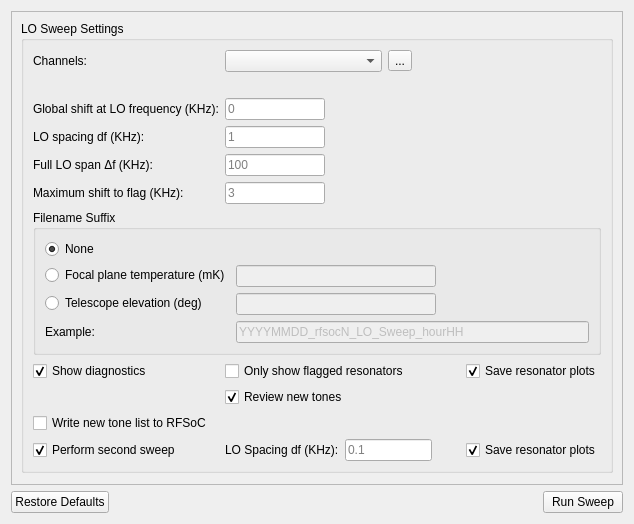
Old version of the form ui_resources/loconfig.ui in the repository Tyronitar/rfsoc-interface.
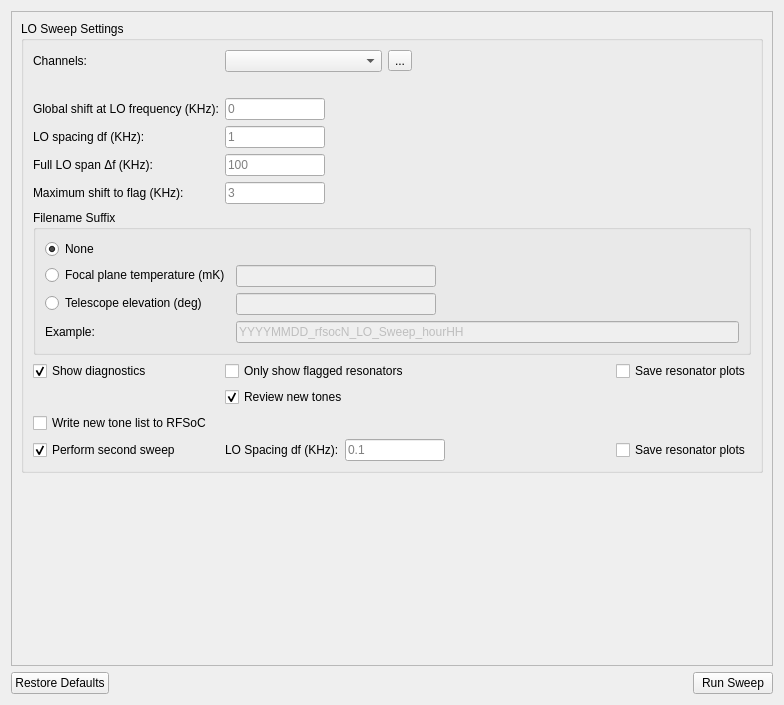
New version of the form. Icons and pictures are not drawn. Custom widgets are drawn as their Qt base class.

Commit message:
Clean Up Initialization Tab
* Also unchecked the resonator plot boxes in the lo sweep

```diff
--- a/ui_resources/loconfig.ui
+++ b/ui_resources/loconfig.ui
@@ -6,8 +6,8 @@
    <rect>
     <x>0</x>
     <y>0</y>
-    <width>634</width>
-    <height>524</height>
+    <width>784</width>
+    <height>705</height>
    </rect>
   </property>
   <property name="windowTitle">
@@ -24,8 +24,8 @@
        <rect>
         <x>0</x>
         <y>0</y>
-        <width>614</width>
-        <height>472</height>
+        <width>764</width>
+        <height>652</height>
        </rect>
       </property>
       <layout class="QVBoxLayout" name="verticalLayout_3">
@@ -309,7 +309,7 @@
              <string>Save resonator plots</string>
             </property>
             <property name="checked">
-             <bool>true</bool>
+             <bool>false</bool>
             </property>
            </widget>
           </item>
@@ -439,7 +439,7 @@
              <string>Save resonator plots</string>
             </property>
             <property name="checked">
-             <bool>true</bool>
+             <bool>false</bool>
             </property>
            </widget>
           </item>
```
The commit also changes 6 other files.
